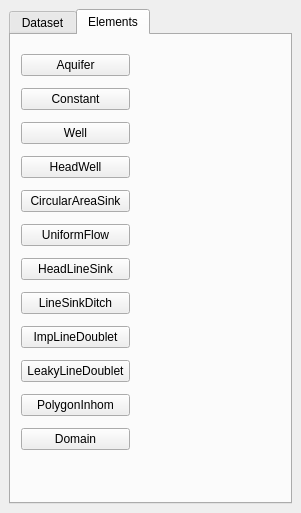
The window that plugin/qgistim/qt/qgistim_dockwidget_base.ui (Deltares/QGIS-Tim) describes before a commit, drawn with Qt 5.
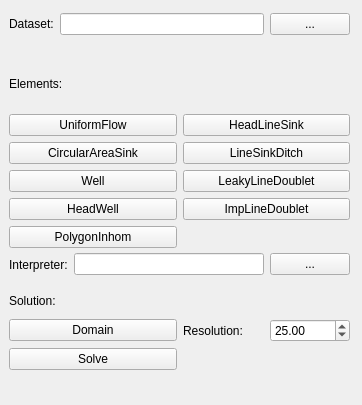
The same window after the commit.

Commit message: Plugin can write a valid geopackage with model input

```diff
--- a/plugin/qgistim/qt/qgistim_dockwidget_base.ui
+++ b/plugin/qgistim/qt/qgistim_dockwidget_base.ui
@@ -6,8 +6,8 @@
    <rect>
     <x>0</x>
     <y>0</y>
-    <width>301</width>
-    <height>513</height>
+    <width>362</width>
+    <height>405</height>
    </rect>
   </property>
   <property name="windowTitle">
@@ -15,131 +15,171 @@
   </property>
   <widget class="QWidget" name="dockWidgetContents">
    <layout class="QGridLayout" name="gridLayout">
-    <item row="0" column="0">
-     <widget class="QTabWidget" name="tabWidget">
-      <property name="currentIndex">
-       <number>1</number>
-      </property>
-      <widget class="QWidget" name="Elements">
-       <attribute name="title">
-        <string>Dataset</string>
-       </attribute>
-       <widget class="QPushButton" name="pushButton">
+    <item row="0" column="1">
+     <widget class="QWidget" name="widget" native="true">
+      <widget class="QWidget" name="gridLayoutWidget">
         <property name="geometry">
          <rect>
-          <x>280</x>
-          <y>10</y>
-          <width>75</width>
-          <height>24</height>
-         </rect>
-        </property>
+         <x>0</x>
+         <y>0</y>
+         <width>341</width>
+         <height>31</height>
+        </rect>
+       </property>
+       <layout class="QGridLayout" name="gridLayout_2">
+        <item row="0" column="2">
+         <widget class="QPushButton" name="selectGeopackageButton">
         <property name="text">
          <string>...</string>
         </property>
        </widget>
-       <widget class="QLineEdit" name="lineEdit">
-        <property name="geometry">
-         <rect>
-          <x>10</x>
-          <y>10</y>
-          <width>261</width>
-          <height>22</height>
-         </rect>
-        </property>
-       </widget>
+        </item>
+        <item row="0" column="1">
+         <widget class="QLineEdit" name="datasetLineEdit"/>
+        </item>
+        <item row="0" column="0">
+         <widget class="QLabel" name="label">
+          <property name="text">
+           <string>Dataset:</string>
+          </property>
+         </widget>
+        </item>
+       </layout>
       </widget>
-      <widget class="QWidget" name="Model">
-       <attribute name="title">
-        <string>Elements</string>
-       </attribute>
-       <widget class="QWidget" name="layoutWidget">
+      <widget class="QWidget" name="gridLayoutWidget_2">
         <property name="geometry">
          <rect>
-          <x>10</x>
-          <y>13</y>
-          <width>109</width>
-          <height>415</height>
-         </rect>
-        </property>
-        <layout class="QVBoxLayout" name="verticalLayout">
-         <item>
-          <widget class="QPushButton" name="aquiferButton">
+         <x>0</x>
+         <y>50</y>
+         <width>341</width>
+         <height>189</height>
+        </rect>
+       </property>
+       <layout class="QGridLayout" name="gridLayout_3">
+        <item row="0" column="0">
+         <widget class="QLabel" name="label_2">
            <property name="text">
-            <string>Aquifer</string>
+           <string>Elements:</string>
            </property>
           </widget>
          </item>
-         <item>
-          <widget class="QPushButton" name="constantButton">
-           <property name="text">
-            <string>Constant</string>
-           </property>
-          </widget>
-         </item>
-         <item>
+        <item row="3" column="0">
           <widget class="QPushButton" name="wellButton">
            <property name="text">
             <string>Well</string>
            </property>
           </widget>
          </item>
-         <item>
+        <item row="6" column="0">
           <widget class="QPushButton" name="headWellButton">
            <property name="text">
             <string>HeadWell</string>
            </property>
           </widget>
          </item>
-         <item>
+        <item row="2" column="1">
+         <widget class="QPushButton" name="lineSinkDitchButton">
+          <property name="text">
+           <string>LineSinkDitch</string>
+          </property>
+         </widget>
+        </item>
+        <item row="1" column="1">
+         <widget class="QPushButton" name="headLineSinkButton">
+          <property name="text">
+           <string>HeadLineSink</string>
+          </property>
+         </widget>
+        </item>
+        <item row="7" column="0">
+         <widget class="QPushButton" name="polygonInhomButton">
+          <property name="text">
+           <string>PolygonInhom</string>
+          </property>
+         </widget>
+        </item>
+        <item row="3" column="1">
+         <widget class="QPushButton" name="leakyLineDoubletButton">
+          <property name="text">
+           <string>LeakyLineDoublet</string>
+          </property>
+         </widget>
+        </item>
+        <item row="2" column="0">
           <widget class="QPushButton" name="circularAreaSinkButton">
            <property name="text">
             <string>CircularAreaSink</string>
            </property>
           </widget>
          </item>
-         <item>
+        <item row="1" column="0">
           <widget class="QPushButton" name="uniformFlowButton">
            <property name="text">
             <string>UniformFlow</string>
            </property>
           </widget>
          </item>
-         <item>
-          <widget class="QPushButton" name="headLineSinkButton">
-           <property name="text">
-            <string>HeadLineSink</string>
-           </property>
-          </widget>
-         </item>
-         <item>
-          <widget class="QPushButton" name="lineSinkDitchButton">
-           <property name="text">
-            <string>LineSinkDitch</string>
-           </property>
-          </widget>
-         </item>
-         <item>
+        <item row="6" column="1">
           <widget class="QPushButton" name="impLineDoubletButton">
            <property name="text">
             <string>ImpLineDoublet</string>
            </property>
           </widget>
          </item>
-         <item>
-          <widget class="QPushButton" name="leakyLineDoubletButton">
+       </layout>
+      </widget>
+      <widget class="QWidget" name="gridLayoutWidget_3">
+       <property name="geometry">
+        <rect>
+         <x>0</x>
+         <y>280</y>
+         <width>341</width>
+         <height>81</height>
+        </rect>
+       </property>
+       <layout class="QGridLayout" name="gridLayout_4">
+        <item row="4" column="0">
+         <widget class="QPushButton" name="pushButton">
            <property name="text">
-            <string>LeakyLineDoublet</string>
+           <string>Solve</string>
            </property>
           </widget>
          </item>
+        <item row="2" column="0">
+         <widget class="QLabel" name="label_3">
+          <property name="text">
+           <string>Solution:</string>
+          </property>
+         </widget>
+        </item>
+        <item row="3" column="1">
+         <layout class="QHBoxLayout" name="horizontalLayout_2">
          <item>
-          <widget class="QPushButton" name="polygonInhomButton">
+           <widget class="QLabel" name="label_4">
            <property name="text">
-            <string>PolygonInhom</string>
+             <string>Resolution:</string>
            </property>
           </widget>
          </item>
          <item>
+           <widget class="QDoubleSpinBox" name="doubleSpinBox">
+            <property name="decimals">
+             <number>2</number>
+            </property>
+            <property name="maximum">
+             <double>10000.000000000000000</double>
+            </property>
+            <property name="singleStep">
+             <double>5.000000000000000</double>
+            </property>
+            <property name="value">
+             <double>25.000000000000000</double>
+            </property>
+           </widget>
+          </item>
+         </layout>
+        </item>
+        <item row="3" column="0">
           <widget class="QPushButton" name="domainButton">
            <property name="text">
             <string>Domain</string>
@@ -148,6 +188,34 @@
          </item>
         </layout>
        </widget>
+      <widget class="QWidget" name="horizontalLayoutWidget_2">
+       <property name="geometry">
+        <rect>
+         <x>0</x>
+         <y>240</y>
+         <width>341</width>
+         <height>31</height>
+        </rect>
+       </property>
+       <layout class="QHBoxLayout" name="horizontalLayout_3">
+        <item>
+         <widget class="QLabel" name="label_5">
+          <property name="text">
+           <string>Interpreter:</string>
+          </property>
+         </widget>
+        </item>
+        <item>
+         <widget class="QLineEdit" name="datasetLineEdit_2"/>
+        </item>
+        <item>
+         <widget class="QPushButton" name="selectFileButton_2">
+          <property name="text">
+           <string>...</string>
+          </property>
+         </widget>
+        </item>
+       </layout>
       </widget>
      </widget>
     </item>
```
Left out of the diff: 4 changed lines with no effect on the pictures. Lines whose indentation alone changed are shown as unchanged. The commit also changes 4 other files.
